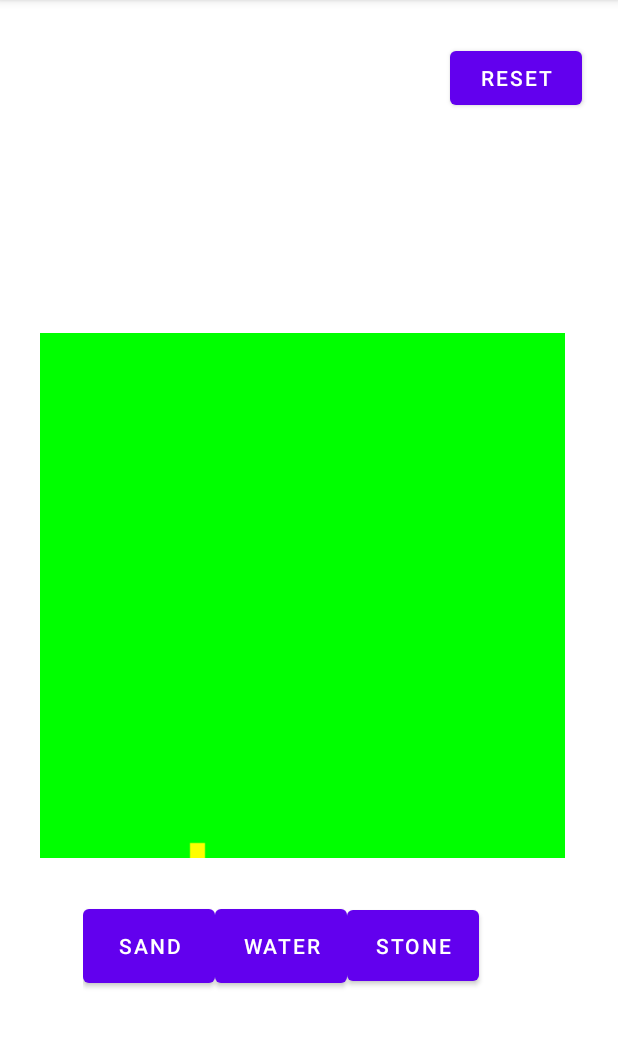
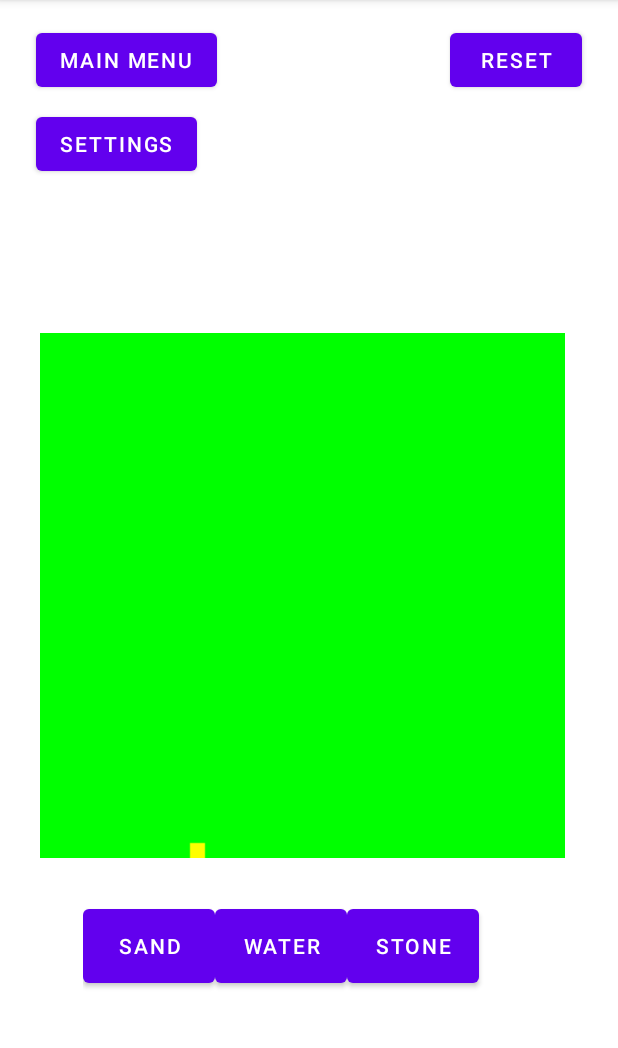
Before and after one commit to DoctorFoxy/ParticleSim, an Android app: the MainActivity screen opened directly, with no data from a screen before it, on a phone screen of 412 x 824 dp, the part 84-1132 px from its top. Run offline under Robolectric (Android 15) with nearby library versions, the phone set to English and light mode, and no system bars.

Commit message:
Fixed and added some buttons in MainActivity

```diff
--- a/app/src/main/java/ParticleEngine/ParticleWorld.java
+++ b/app/src/main/java/ParticleEngine/ParticleWorld.java
@@ -2,7 +2,6 @@ package ParticleEngine;
 
 public class ParticleWorld {
     private Particle[][] world;
-
     public ParticleWorld() {
         world = new Particle[10][10];
         fillWorldEmpty();
--- a/app/src/main/java/com/example/particlesim/MainActivity.java
+++ b/app/src/main/java/com/example/particlesim/MainActivity.java
@@ -1,9 +1,10 @@
 package com.example.particlesim;
-
+import  StartScreen.SettingsScreen;
 import androidx.annotation.RequiresApi;
 import androidx.appcompat.app.AppCompatActivity;
 
 import android.annotation.SuppressLint;
+import android.content.Intent;
 import android.graphics.Bitmap;
 import android.graphics.Canvas;
 import android.graphics.Color;
@@ -23,6 +24,7 @@ import ParticleEngine.ParticleWorld;
 import ParticleEngine.SandParticle;
 import ParticleEngine.StoneParticle;
 import ParticleEngine.Type;
+import StartScreen.StartScreen;
 
 public class MainActivity extends AppCompatActivity {
     private ImageView imageViewGame;
@@ -140,10 +142,6 @@ public class MainActivity extends AppCompatActivity {
                 newParticle(latestX,latestY,selectedType);
             }
 
-
-
-            //System.out.println("refreshed");
-
             tickHandler.postDelayed(repeatedCode, simSpeed);
         }
     };
@@ -192,4 +190,15 @@ public class MainActivity extends AppCompatActivity {
 
         imageViewGame.invalidate();
     }
+
+    public void onMainMenuButton_Pressed(View caller){
+        Intent intent = new Intent(this, StartScreen.class);
+        startActivity(intent);
+    }
+
+    public void onSettingsScreen_Pressed(View caller){
+        Intent intent = new Intent(this, SettingsScreen.class);
+        startActivity(intent);
+    }
+
 }
--- a/app/src/main/res/layout/activity_main.xml
+++ b/app/src/main/res/layout/activity_main.xml
@@ -40,7 +40,7 @@
         <Button
             android:id="@+id/selectButtonStone"
             android:layout_width="wrap_content"
-            android:layout_height="59dp"
+            android:layout_height="61dp"
             android:text="Stone"
             app:layout_column="2"
             app:layout_row="0" />
@@ -58,10 +58,32 @@
         android:id="@+id/resetButton"
         android:layout_width="wrap_content"
         android:layout_height="wrap_content"
-        android:layout_marginTop="28dp"
+        android:layout_marginTop="16dp"
         android:layout_marginEnd="24dp"
         android:text="Reset"
         app:layout_constraintEnd_toEndOf="parent"
         app:layout_constraintTop_toTopOf="parent" />
 
+    <Button
+        android:id="@+id/settingsScreenButton"
+        android:layout_width="wrap_content"
+        android:layout_height="wrap_content"
+        android:layout_marginStart="24dp"
+        android:layout_marginTop="8dp"
+        android:onClick="onSettingsScreen_Pressed"
+        android:text="Settings"
+        app:layout_constraintStart_toStartOf="parent"
+        app:layout_constraintTop_toBottomOf="@+id/mainMenuButton" />
+
+    <Button
+        android:id="@+id/mainMenuButton"
+        android:layout_width="wrap_content"
+        android:layout_height="wrap_content"
+        android:layout_marginStart="24dp"
+        android:layout_marginTop="16dp"
+        android:onClick="onMainMenuButton_Pressed"
+        android:text="Main Menu"
+        app:layout_constraintStart_toStartOf="parent"
+        app:layout_constraintTop_toTopOf="parent" />
+
 </androidx.constraintlayout.widget.ConstraintLayout>
```
